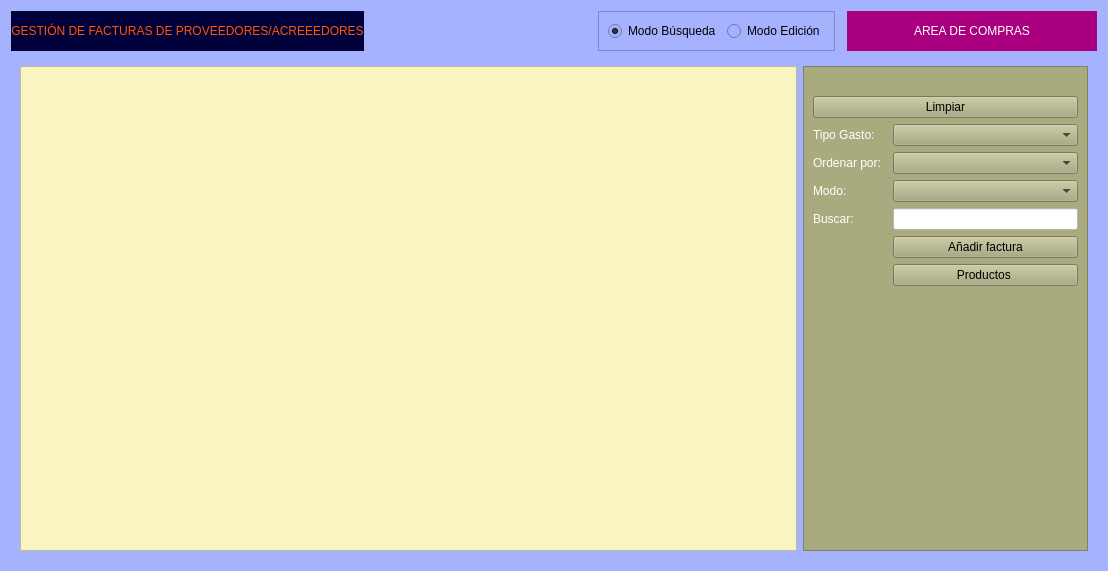
Above: Zona_Compras/frmfacturasproveedor.ui from arcnexus/RedFoX before the change. Below: the same form after it.
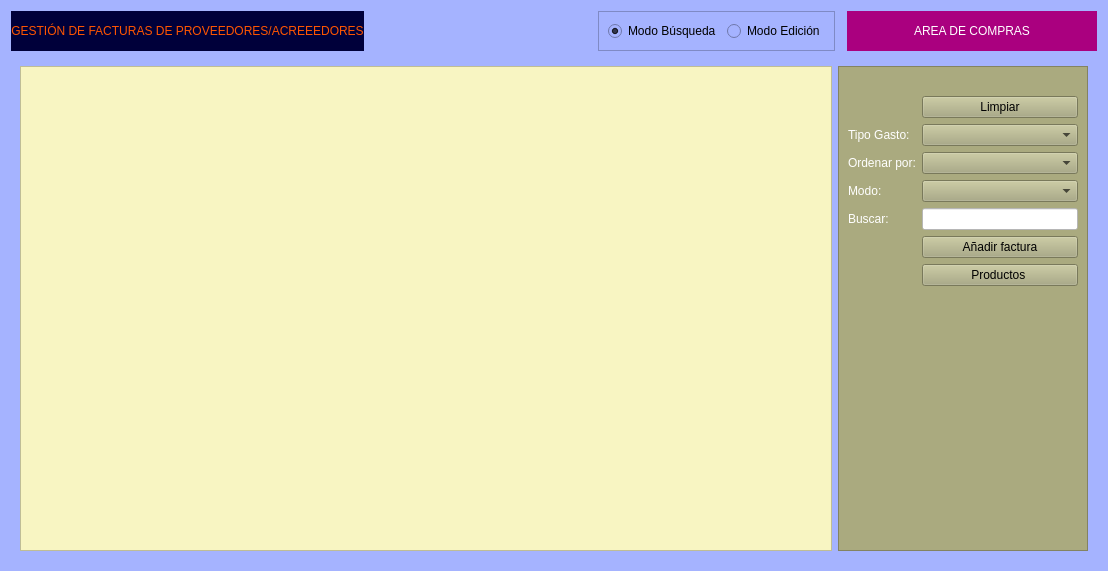
That is the form after the change. Icons and pictures are not drawn.

```diff
--- a/Zona_Compras/frmfacturasproveedor.ui
+++ b/Zona_Compras/frmfacturasproveedor.ui
@@ -2413,7 +2413,7 @@
         <widget class="QFrame" name="frame_5">
          <property name="maximumSize">
           <size>
-           <width>285</width>
+           <width>250</width>
            <height>16777215</height>
           </size>
          </property>
@@ -2470,20 +2470,6 @@
             </property>
            </widget>
           </item>
-          <item row="1" column="2" colspan="3">
-           <widget class="QPushButton" name="btnClear">
-            <property name="autoFillBackground">
-             <bool>false</bool>
-            </property>
-            <property name="text">
-             <string>Limpiar</string>
-            </property>
-            <property name="icon">
-             <iconset resource="../maya.qrc">
-              <normaloff>:/Icons/PNG/clean.png</normaloff>:/Icons/PNG/clean.png</iconset>
-            </property>
-           </widget>
-          </item>
           <item row="2" column="2">
            <widget class="QLabel" name="label_38">
             <property name="styleSheet">
@@ -2565,6 +2551,20 @@
             </property>
            </widget>
           </item>
+          <item row="1" column="4">
+           <widget class="QPushButton" name="btnClear">
+            <property name="autoFillBackground">
+             <bool>false</bool>
+            </property>
+            <property name="text">
+             <string>Limpiar</string>
+            </property>
+            <property name="icon">
+             <iconset resource="../maya.qrc">
+              <normaloff>:/Icons/PNG/clean.png</normaloff>:/Icons/PNG/clean.png</iconset>
+            </property>
+           </widget>
+          </item>
          </layout>
         </widget>
        </item>
```
